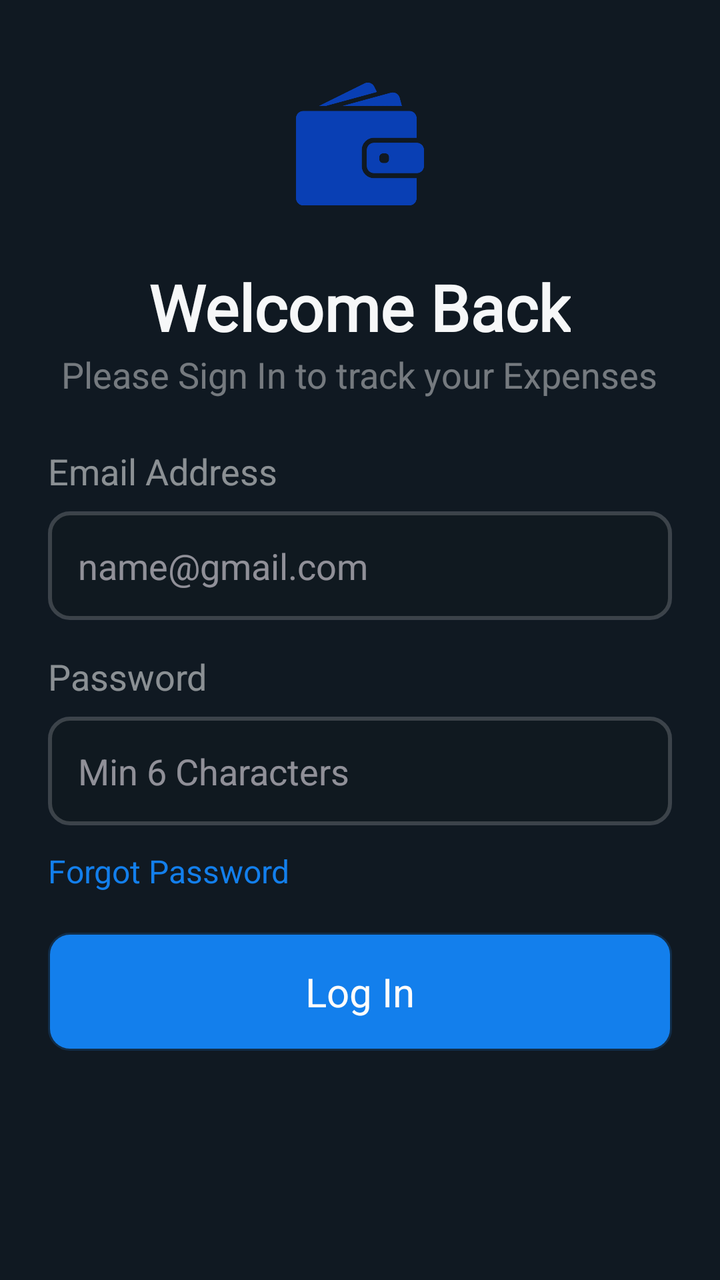
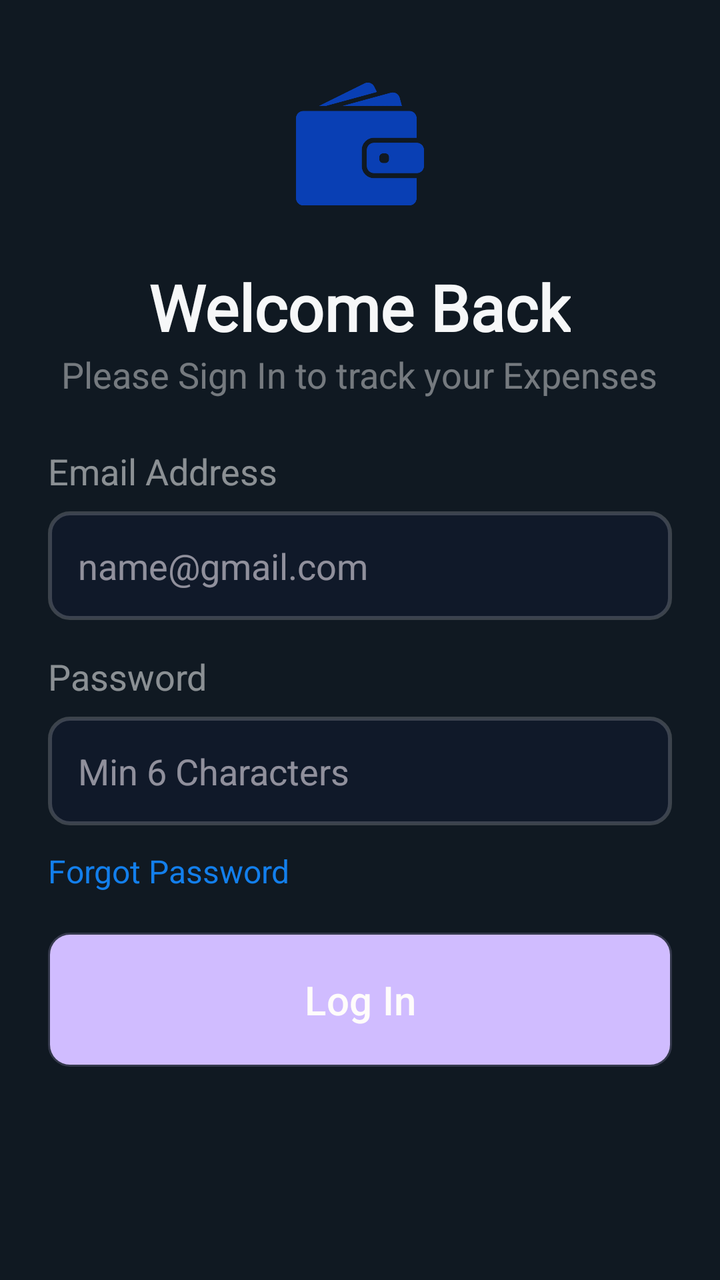

Compare the two renders of this Android layout. The source of the first and the diff that turns it into the second are given below.
<!-- AndroidManifest.xml: application theme Theme.Material3.Dark.NoActionBar -->
<!-- res/layout/login.xml -->
<?xml version="1.0" encoding="utf-8"?>
<LinearLayout xmlns:android="http://schemas.android.com/apk/res/android"
    xmlns:app="http://schemas.android.com/apk/res-auto"
    android:orientation="vertical"
    android:layout_width="match_parent"
    android:padding="24dp"
    android:background="#101922"
    android:layout_height="match_parent">


    <ImageView
        android:layout_width="64dp"
        android:layout_height="64dp"
        android:src="@drawable/wallet"
        app:tint="@color/blue"
        android:layout_gravity="center"
        android:layout_marginTop="16dp"
        android:layout_marginBottom="12dp"
        />


    <TextView
        android:layout_width="wrap_content"
        android:layout_height="wrap_content"
        android:fontFamily="@font/poppins_semibold"
        android:text="Welcome Back"
        android:layout_gravity="center"
        android:textColor="#f6f7f8"
        android:textSize="32sp"
        android:layout_marginTop="16dp"
        android:textStyle="bold" />

    <TextView
        android:layout_width="wrap_content"
        android:layout_height="wrap_content"
        android:text="Please Sign In to track your Expenses"
        android:layout_gravity="center"
        android:textSize="18sp"
        android:textColor="#70f6f7f7"
        />




    <LinearLayout
      android:paddingTop="24dp"

        android:layout_width="match_parent"
        android:layout_height="wrap_content"
        android:orientation="vertical"
        >

        <TextView
            android:layout_width="wrap_content"
            android:layout_height="wrap_content"
            android:text="Email Address"
            android:textColor="#89f6f7f8"
            android:textSize="18dp"
            />

        <EditText
            android:textColor="@color/black"
            android:id="@+id/eMail"
            android:layout_marginTop="8dp"
            android:layout_width="match_parent"
            android:layout_height="wrap_content"
            android:background="@drawable/inputs"
            android:hint="name@gmail.com"
            android:paddingStart="15dp"
            android:paddingEnd="14dp"
            android:paddingTop="15dp"
            android:paddingBottom="15dp"
            />


        <TextView
            android:layout_marginTop="16dp"
            android:layout_width="wrap_content"
            android:layout_height="wrap_content"
            android:text="Password"
            android:textColor="#89f6f7f8"
            android:textSize="18dp"

            />

        <EditText

            android:textColor="@color/black"
            android:id="@+id/password"
            android:layout_marginTop="8dp"
            android:layout_width="match_parent"
            android:layout_height="wrap_content"
            android:background="@drawable/inputs"
            android:hint="Min 6 Characters"
            android:paddingStart="15dp"
            android:paddingEnd="14dp"
            android:paddingTop="15dp"
            android:paddingBottom="15dp"
            />

        <TextView
            android:layout_width="wrap_content"
            android:layout_height="wrap_content"
            android:text="Forgot Password"
            android:textColor="#137fec"
            android:textSize="16sp"
            android:layout_marginTop="12dp"

            />


        <TextView
            android:background="@drawable/inputs"
            android:padding="16dp"
            android:gravity="center"
            android:id="@+id/signUp"
            android:layout_width="match_parent"
            android:layout_height="wrap_content"
            android:backgroundTint="#137fec"
            android:text="Log In"
            android:textColor="@color/blue_white"
            android:textSize="20sp"
            android:layout_marginTop="20dp"
            android:clickable="true"
            android:focusable="true"
            />

        <ProgressBar
            android:id="@+id/progressBar"
            android:layout_width="wrap_content"
            android:layout_height="wrap_content"
            android:layout_gravity="center"
            android:visibility="gone" />




    </LinearLayout>

</LinearLayout>
<!-- resources referenced by this layout -->
<resources>
  <color name="black">#FF000000</color>
  <color name="blue">#093FB4</color>
  <color name="blue_white">#FFFCFB</color>
  <!-- drawable inputs (drawable) -->
  <?xml version="1.0" encoding="utf-8"?>
  <shape xmlns:android="http://schemas.android.com/apk/res/android">
  
      <solid android:color="#101920"></solid>
  
      <stroke android:color="#30f6f7f8" android:width="2dp"
          />
  
      <corners android:radius="10dp"
          />
  </shape>
  <!-- drawable wallet: png bitmap (drawable, 5303 bytes) -->
</resources>

<!-- the commit's change to res/layout/login.xml (unified diff, before → after) -->
@@ -109,7 +109,7 @@
             />
 
 
-        <TextView
+        <Button
             android:background="@drawable/inputs"
             android:padding="16dp"
             android:gravity="center"
<!-- resource entries referenced after the edit -->
@@ -7,7 +7,7 @@
   <?xml version="1.0" encoding="utf-8"?>
   <shape xmlns:android="http://schemas.android.com/apk/res/android">
   
-      <solid android:color="#101920"></solid>
+      <solid android:color="#101929"></solid>
   
       <stroke android:color="#30f6f7f8" android:width="2dp"
           />
